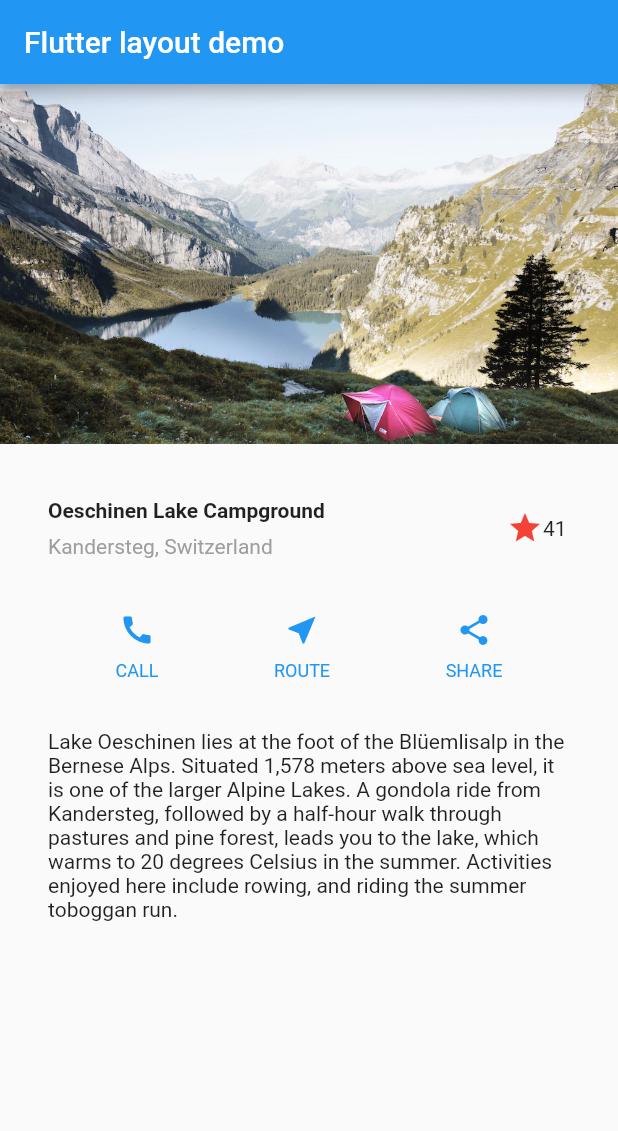
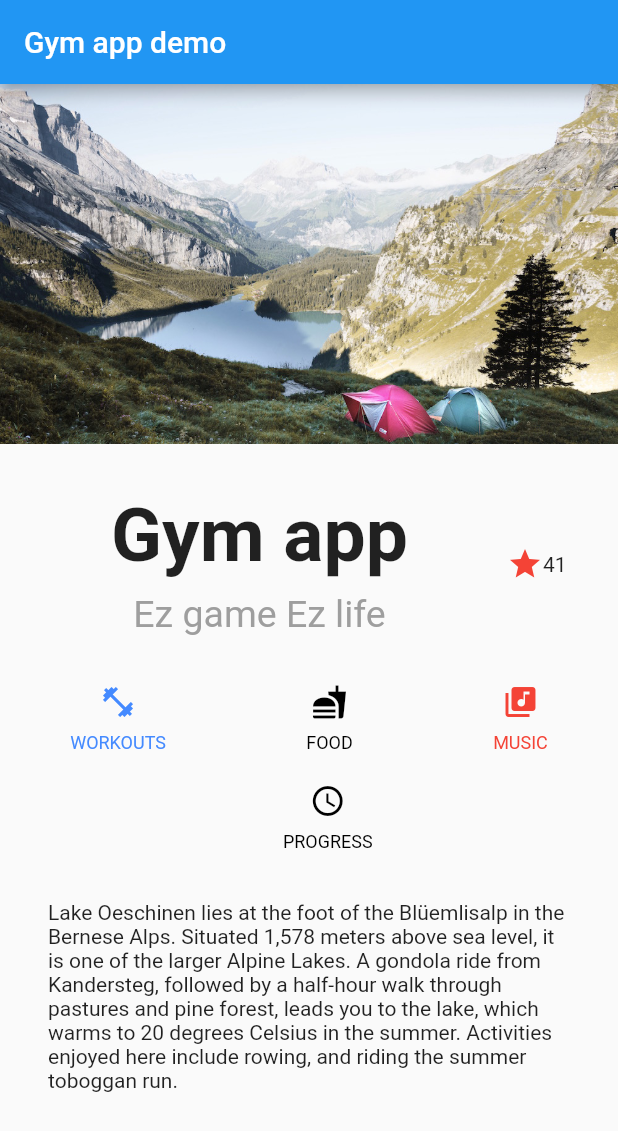
Before and after one commit to jaferul/Gym_app, a Flutter app: the screen it shows after launch, on a phone screen of 412 x 824 dp. Shown: the top 1131 px of the screen. Run offline on Flutter 3.47's test engine with Material 2 defaults, Android fonts, the phone set to English and light mode, and no system bars.

Commit message:
Made the layout for the buttons

```diff
--- a/lib/main.dart
+++ b/lib/main.dart
@@ -11,7 +11,6 @@ class FavoriteWidget extends StatefulWidget{
   @override
   _FavoriteWidgetState createState() => _FavoriteWidgetState();
 }
-
 class _FavoriteWidgetState extends State<FavoriteWidget>{
   bool _isFavorited = true;
   int _favoriteCount = 41;
@@ -52,6 +51,27 @@ class _FavoriteWidgetState extends State<FavoriteWidget>{
   }
 }
 
+Column _buildButtonColumn(Color color, IconData icon, String label) {
+  return Column(
+    mainAxisSize: MainAxisSize.min,
+    mainAxisAlignment: MainAxisAlignment.center,
+    children: [
+      Icon(icon, color: color),
+      Container(
+        margin: const EdgeInsets.only(top: 8),
+        child: Text(
+          label,
+          style: TextStyle(
+            fontSize: 12,
+            fontWeight: FontWeight.w400,
+            color: color,
+          ),
+        ),
+      ),
+    ],
+  );
+}
+
 class MyApp extends StatelessWidget {
   @override
   Widget build(BuildContext context) {
@@ -61,21 +81,23 @@ class MyApp extends StatelessWidget {
         children: [
           Expanded(
             child: Column(
-              crossAxisAlignment: CrossAxisAlignment.start,
+              crossAxisAlignment: CrossAxisAlignment.center,
               children: [
                 Container(
                   padding: const EdgeInsets.only(bottom: 8),
                   child: Text(
-                    'Oeschinen Lake Campground',
+                    'Gym app',
                     style: TextStyle(
                       fontWeight: FontWeight.bold,
+                      fontSize: 50,
                     ),
                   ),
                 ),
                 Text(
-                  'Kandersteg, Switzerland',
+                  'Ez game Ez life',
                   style: TextStyle(
                     color: Colors.grey[500],
+                    fontSize: 25,
                   ),
                 ),
               ],
@@ -85,19 +107,41 @@ class MyApp extends StatelessWidget {
         ],
       ),
     );
-    Color color = Theme
-        .of(context)
-        .primaryColor;
-    Widget buttonSection = Container(
+
+/*    Widget buttonSection = Container(
       child: Row(
         mainAxisAlignment: MainAxisAlignment.spaceEvenly,
         children: [
-          _buildButtonColumn(color, Icons.call, 'CALL'),
-          _buildButtonColumn(color, Icons.near_me, 'ROUTE'),
-          _buildButtonColumn(color, Icons.share, 'SHARE'),
+          _buildButtonColumn(Colors.blueAccent, Icons.fitness_center, 'WORKOUTS'),
+          _buildButtonColumn(Colors.black, Icons.fastfood, 'FOOD'),
+          _buildButtonColumn(Colors.red, Icons.library_music, 'MUSIC'),
         ],
       ),
+    );*/
+
+    Widget buttonSection = Container(
+      child: Column(
+        children: [
+        Row(
+         mainAxisAlignment: MainAxisAlignment.spaceAround,
+          children: [
+            _buildButtonColumn(Colors.blueAccent, Icons.fitness_center, 'WORKOUTS'),
+            _buildButtonColumn(Colors.black, Icons.fastfood, 'FOOD'),
+            _buildButtonColumn(Colors.red, Icons.library_music, 'MUSIC'),
+          ],
+        ),
+          SizedBox(height: 20),
+        Row(
+          mainAxisAlignment: MainAxisAlignment.center,
+          children: [
+            SizedBox(width: 25),
+            _buildButtonColumn(Colors.black, Icons.access_time, 'PROGRESS')
+          ],
+        ),
+      ],
+      ),
     );
+
     Widget textSection = Container(
       padding: const EdgeInsets.all(32),
       child: Text(
@@ -110,11 +154,12 @@ class MyApp extends StatelessWidget {
         softWrap: true,
       ),
     );
+
     return MaterialApp(
-      title: 'Flutter layout demo',
+      title: 'Gym app demo',
       home: Scaffold(
         appBar: AppBar(
-          title: Text('Flutter layout demo'),
+          title: Text('Gym app demo'),
         ),
         body: ListView(
           children: [
@@ -132,25 +177,4 @@ class MyApp extends StatelessWidget {
       ),
     );
   }
-
-  Column _buildButtonColumn(Color color, IconData icon, String label) {
-    return Column(
-      mainAxisSize: MainAxisSize.min,
-      mainAxisAlignment: MainAxisAlignment.center,
-      children: [
-        Icon(icon, color: color),
-        Container(
-          margin: const EdgeInsets.only(top: 8),
-          child: Text(
-            label,
-            style: TextStyle(
-              fontSize: 12,
-              fontWeight: FontWeight.w400,
-              color: color,
-            ),
-          ),
-        ),
-      ],
-    );
-  }
 }
```
